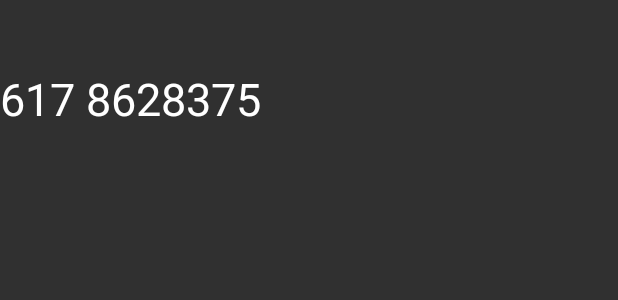
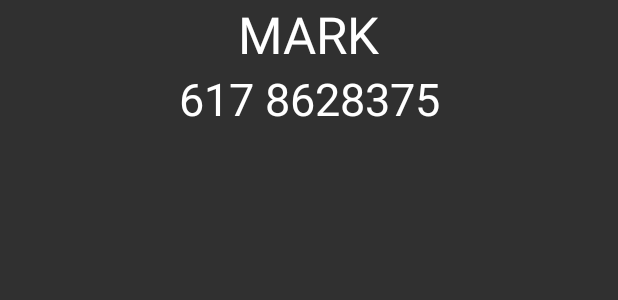
Before and after one commit to markfeldman21/TaskTrack, an Android app: the layout individual_contact.xml on its own in the app's theme, with its tools: preview values and no code run, on a phone screen of 412 x 824 dp. Shown: the top 300 px of the screen. Run offline under Robolectric (Android 15) with nearby library versions, the phone set to English and light mode, and no system bars.

Commit message:
Add Swipe to Delete in Contact Fragment/Fix Swipe Bug

```diff
--- a/app/src/main/java/com/markfeldman/tasktrack/data/ContentProvider.java
+++ b/app/src/main/java/com/markfeldman/tasktrack/data/ContentProvider.java
@@ -107,6 +107,10 @@ public class ContentProvider extends android.content.ContentProvider {
                 taskTrackerDatabase.deleteTaskRow(selection);
                 break;
             }
+            case CODE_CONTACTS:{
+                taskTrackerDatabase.deleteContactsRow(selection);
+                break;
+            }
         }
         getContext().getContentResolver().notifyChange(uri,null);
         return 0;
--- a/app/src/main/java/com/markfeldman/tasktrack/database/TaskTrackerDatabase.java
+++ b/app/src/main/java/com/markfeldman/tasktrack/database/TaskTrackerDatabase.java
@@ -51,7 +51,7 @@ public class TaskTrackerDatabase {
     }
 
     public Cursor getAllContactRows(){
-        return mDb.query(DatabaseContract.ContactsContract.TABLE_NAME,null,null,null,null,null,null);
+        return mDb.query(DatabaseContract.ContactsContract.TABLE_NAME,null,null,null,null,null,DatabaseContract.ContactsContract.CONTACT_NAME + " ASC");
     }
 
     public Cursor getSpecificTaskRow(String tableName,String[] projection,String selection,String[] rowID){
@@ -107,7 +107,6 @@ public class TaskTrackerDatabase {
     }
 
     public boolean deleteTaskRow(String where){
-        Log.v("TAG", "DELETING " + where);
         return mDb.delete(DatabaseContract.TasksContract.TABLE_NAME,where,null) !=0;
     }
 
--- a/app/src/main/java/com/markfeldman/tasktrack/utilities/RecyclerViewContactsAdapter.java
+++ b/app/src/main/java/com/markfeldman/tasktrack/utilities/RecyclerViewContactsAdapter.java
@@ -38,6 +38,8 @@ public class RecyclerViewContactsAdapter extends RecyclerView.Adapter<RecyclerVi
     @Override
     public void onBindViewHolder(ContactsHolder holder, int position) {
         cursor.moveToPosition(position);
+        long id = cursor.getLong(cursor.getColumnIndex(DatabaseContract.ContactsContract._ID));
+        holder.itemView.setTag(id);
         holder.contactsName.setText(cursor.getString(cursor.getColumnIndex(DatabaseContract.ContactsContract.CONTACT_NAME)));
         holder.contactsNumber.setText(cursor.getString(cursor.getColumnIndex(DatabaseContract.ContactsContract.CONTACT_NUMBER)));
     }
--- a/app/src/main/res/layout/individual_contact.xml
+++ b/app/src/main/res/layout/individual_contact.xml
@@ -13,7 +13,8 @@
         android:textAppearance="@style/TextAppearance.AppCompat.Display1"
         android:layout_width="wrap_content"
         android:layout_height="wrap_content"
-        app:layout_constraintLeft_toRightOf="parent"
+        app:layout_constraintRight_toRightOf="parent"
+        app:layout_constraintLeft_toLeftOf="parent"
         app:layout_constraintTop_toTopOf="parent" />
 
     <TextView
@@ -22,9 +23,10 @@
         android:textColor="@android:color/white"
         android:textAppearance="@style/TextAppearance.AppCompat.Display1"
         android:textSize="30sp"
-        android:layout_width="0dp"
+        android:layout_width="wrap_content"
         android:layout_height="wrap_content"
-        android:layout_marginLeft="50dp"
+        app:layout_constraintRight_toRightOf="parent"
+        app:layout_constraintLeft_toLeftOf="parent"
         app:layout_constraintTop_toBottomOf="@id/contact_name" />
 
 </android.support.constraint.ConstraintLayout>
```
Also changed, not shown: app/src/main/java/com/markfeldman/tasktrack/fragments/Contacts.java (+24 -8 lines), app/src/main/java/com/markfeldman/tasktrack/fragments/Tasks.java (+11 -15 lines).
